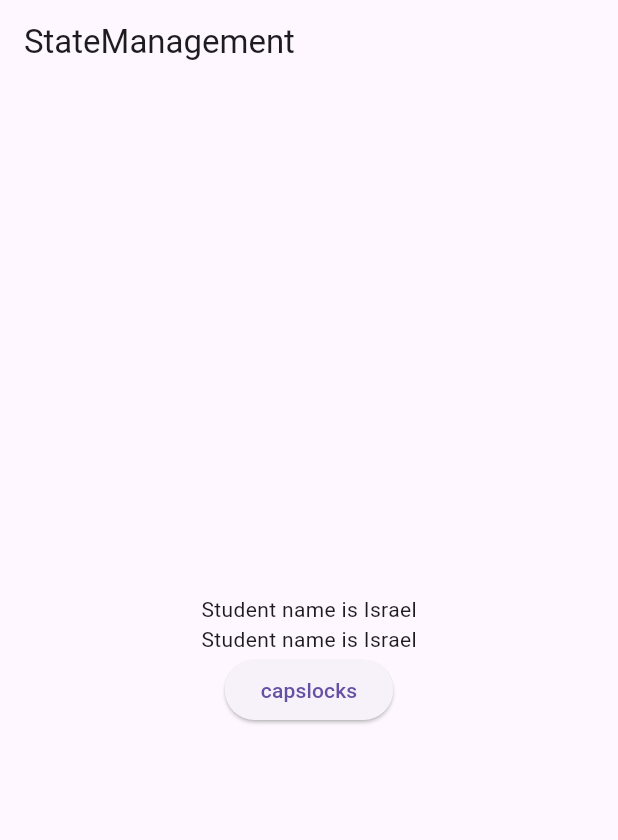
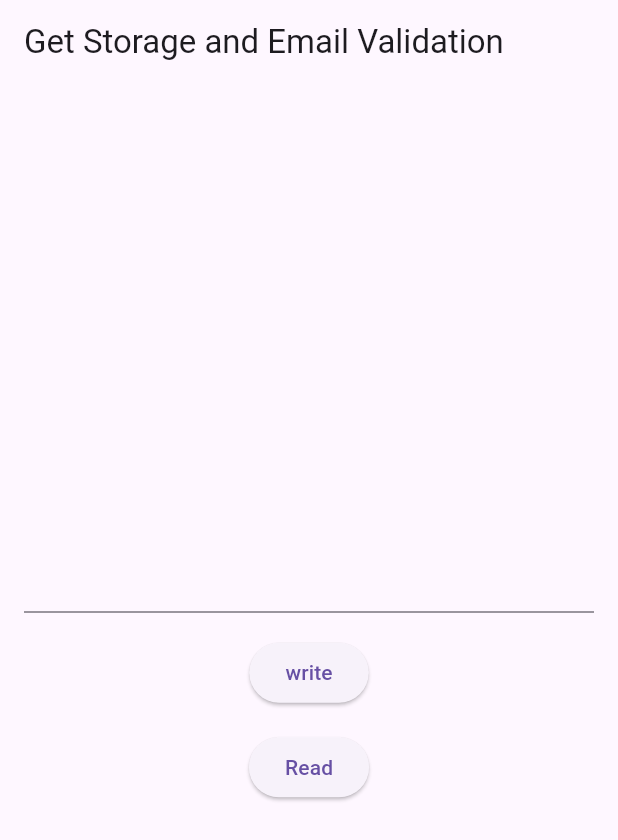
Before and after one commit to kiingxo/getx-tutorial, a Flutter app: the screen it shows after launch, on a phone screen of 412 x 824 dp. Shown: the top 840 px of the screen. Run offline on Flutter 3.47's test engine with Material 3 defaults, Android fonts, the phone set to English and light mode, and no system bars; our stand-ins replace get, get_storage.

Commit message:
get storage

```diff
--- a/lib/main.dart
+++ b/lib/main.dart
@@ -1,16 +1,16 @@
 import 'package:flutter/material.dart';
 import 'package:get/get.dart';
-import 'package:getx_tutorial/controller.dart';
-import 'package:getx_tutorial/student.dart';
+import 'package:get_storage/get_storage.dart';
 
-void main() {
+void main() async {
+  await GetStorage.init();
   runApp(
-    const MyApp(),
+    MyApp(),
   );
 }
 
 class MyApp extends StatelessWidget {
-  const MyApp({super.key});
+  MyApp({super.key});
 
   @override
   Widget build(BuildContext context) {
@@ -23,41 +23,50 @@ class MyApp extends StatelessWidget {
 }
 
 class HomePage extends StatelessWidget {
+  var emailcontroller = TextEditingController();
+  var storage = GetStorage();
   HomePage({super.key});
 
   @override
   Widget build(BuildContext context) {
     return Scaffold(
       appBar: AppBar(
-        title: const Text("StateManagement"),
+        title: const Text("Get Storage and Email Validation"),
       ),
       body: Center(
         child: Column(
           mainAxisAlignment: MainAxisAlignment.center,
           crossAxisAlignment: CrossAxisAlignment.center,
           children: [
+            Padding(
+              padding: const EdgeInsets.all(16),
+              child: TextField(
+                controller: emailcontroller,
+              ),
+            ),
             //using controller type
-            GetBuilder<Mycontroller>(
-              id: "caps",
-              //initialize conntroller
-              init: Mycontroller(),
-              builder: (controller) {
-                return Text("Student name is ${controller.student.name}");
+
+            ElevatedButton(
+              onPressed: () {
+                if (GetUtils.isEmail(emailcontroller.text)) {
+                  storage.write("email", emailcontroller.text);
+                  Get.snackbar("Email stored", "gotten mailis",
+                      snackPosition: SnackPosition.BOTTOM);
+                } else {
+                  Get.snackbar("Not an email", "Invalid email,Check email",
+                      snackPosition: SnackPosition.BOTTOM);
+                }
               },
+              child: const Text("write"),
             ),
-            GetBuilder<Mycontroller>(
-              //initialize conntroller
-              init: Mycontroller(),
-              builder: (controller) {
-                return Text("Student name is ${controller.student.name}");
-              },
+            const SizedBox(
+              height: 15,
             ),
             ElevatedButton(
               onPressed: () {
-                //get instance of  conntroller
-                Get.find<Mycontroller>().upperCase();
+                print("Email is ${storage.read("email")}");
               },
-              child: const Text("capslocks"),
+              child: const Text("Read"),
             ),
           ],
         ),
--- a/pubspec.yaml
+++ b/pubspec.yaml
@@ -32,6 +32,7 @@ dependencies:
   flutter:
     sdk: flutter
   get: ^4.6.6
+  get_storage: ^2.1.1
 
 dev_dependencies:
   flutter_lints: ^2.0.0
```
Also changed, not shown: pubspec.lock, 10 other files.
